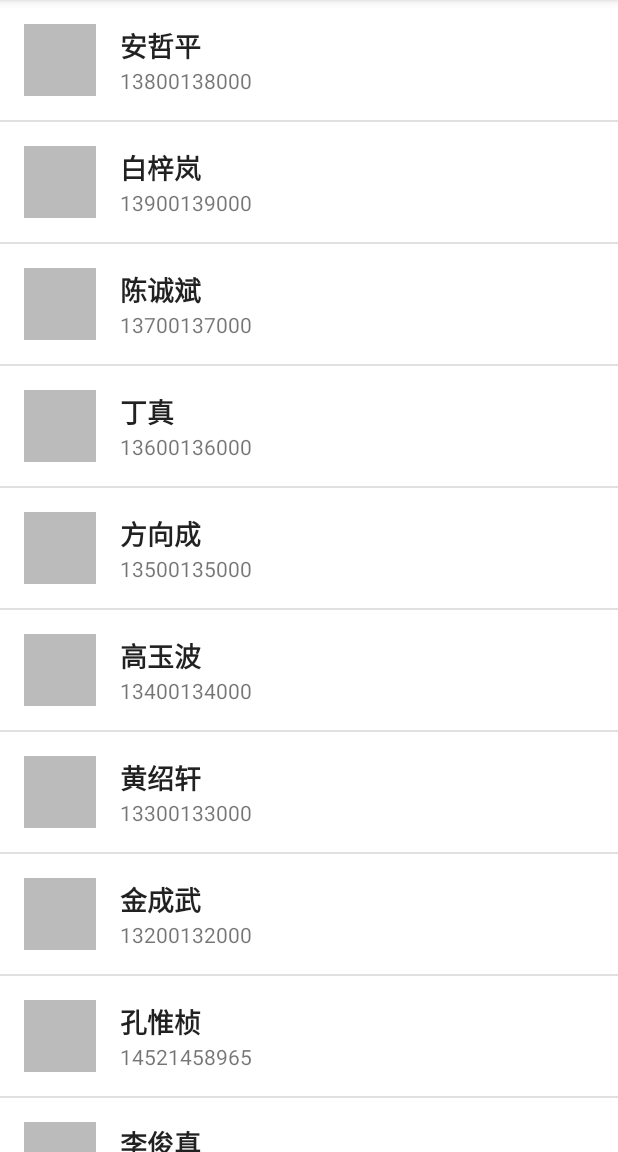
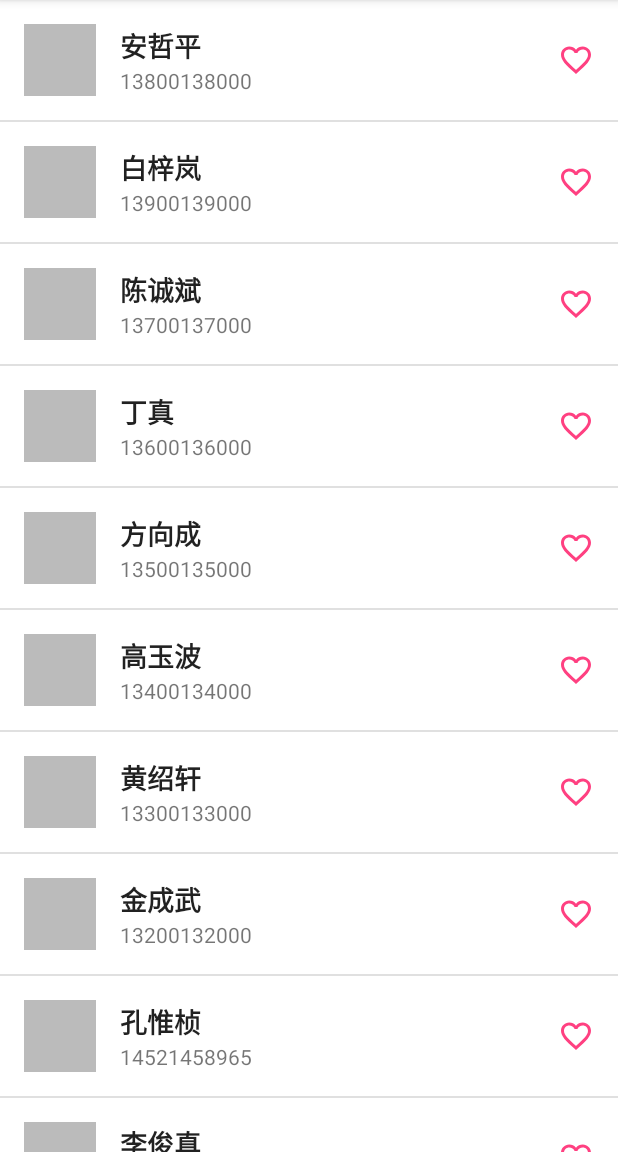
Before and after one commit to styx912/ContactList, an Android app: the screen it shows after launch (MainActivity), on a phone screen of 412 x 824 dp, the part 84-1236 px from its top. Run offline under Robolectric (Android 15) with nearby library versions, the phone set to English and light mode, and no system bars.

Commit message:
新增的心形图标（对应置顶功能）

```diff
--- a/app/src/main/res/layout/contact_item.xml
+++ b/app/src/main/res/layout/contact_item.xml
@@ -8,6 +8,7 @@
     android:gravity="center_vertical"
     android:background="?android:attr/selectableItemBackground">
 
+    <!-- 头像 -->
     <ImageView
         android:id="@+id/avatar"
         android:layout_width="48dp"
@@ -17,6 +18,7 @@
         android:background="@drawable/circle_background"
         android:layout_marginEnd="16dp"/>
 
+    <!-- 姓名和电话 -->
     <LinearLayout
         android:layout_width="0dp"
         android:layout_height="wrap_content"
@@ -38,4 +40,14 @@
             android:textSize="14sp"
             android:textColor="#8A000000"/>
     </LinearLayout>
+
+    <!-- 新增的心形图标 -->
+    <ImageView
+        android:id="@+id/pinIcon"
+        android:layout_width="24dp"
+        android:layout_height="24dp"
+        android:layout_marginStart="16dp"
+        android:src="@drawable/ic_favorite_border"
+    android:tint="#FF4081"
+    android:contentDescription="@string/pin_contact"/>
 </LinearLayout>
```
